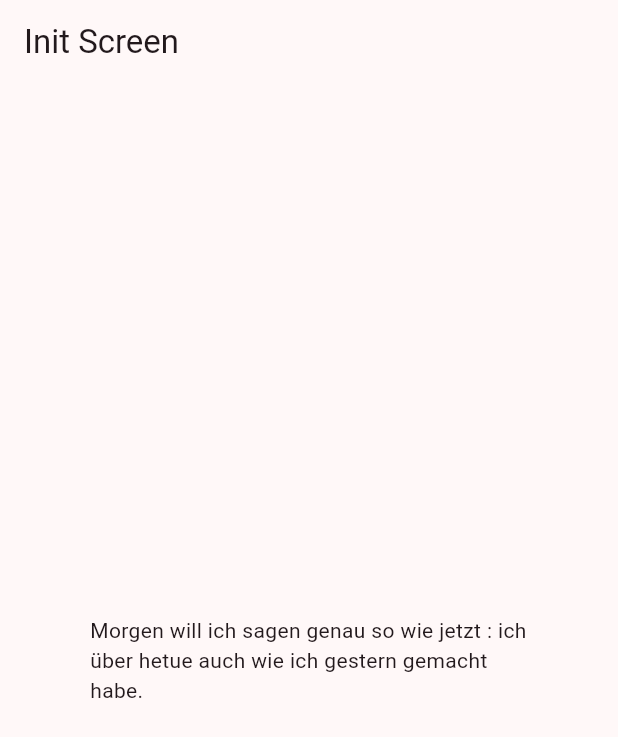
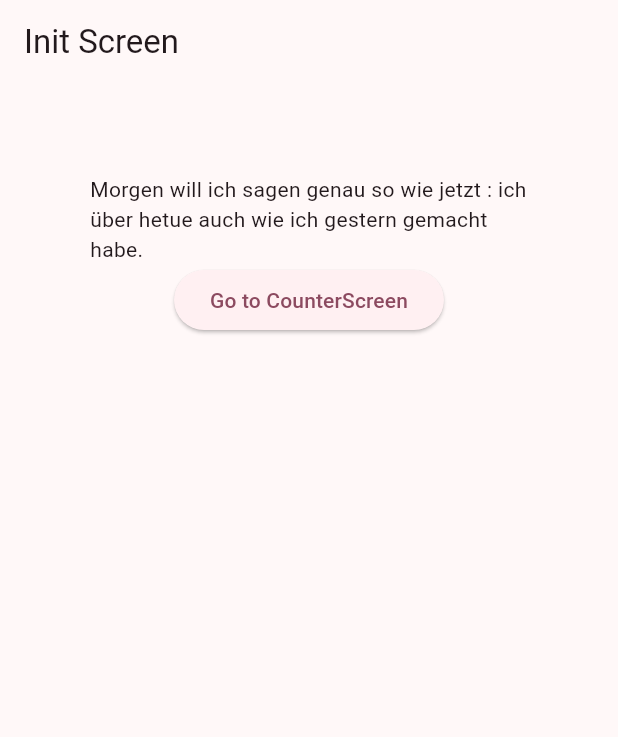
Before and after one commit to IRUKEKKACHI/20250602, a Flutter app: the screen it shows after launch, on a phone screen of 412 x 824 dp. Shown: the top 737 px of the screen. Run offline on Flutter 3.47's test engine with Material 3 defaults, Android fonts, the phone set to English and light mode, and no system bars.

```diff
--- a/lib/main.dart
+++ b/lib/main.dart
@@ -1,5 +1,6 @@
 import 'package:flutter/material.dart';
 
+import 'screens/counter_screen.dart';
 import 'screens/init_screen.dart';
 
 void main() {
@@ -20,6 +21,7 @@ class UebungMachtMeister extends StatelessWidget {
         initialRoute: '/',
         routes: {
           '/': (context) => InitScreen(),
+          '/counter': (context) => CounterScreen(),
         });
   }
 }
--- a/lib/screens/init_screen.dart
+++ b/lib/screens/init_screen.dart
@@ -14,8 +14,17 @@ class InitScreen extends StatelessWidget {
         body: Padding(
             padding: EdgeInsets.all(60.0),
             child: Center(
-              child: Text(
-                  'Morgen will ich sagen genau so wie jetzt : ich über hetue auch wie ich gestern gemacht habe.'),
+              child: Column(
+                children: [
+                  Text(
+                      'Morgen will ich sagen genau so wie jetzt : ich über hetue auch wie ich gestern gemacht habe.'),
+                  ElevatedButton(
+                    key: Key('navigateToCounterScreen'),
+                    onPressed: () => Navigator.pushNamed(context, '/counter'),
+                    child: Text('Go to CounterScreen'),
+                  )
+                ],
+              ),
             )));
   }
 }
```
Also changed, not shown: lib/screens/counter_screen.dart (added, +41 -0 lines).
